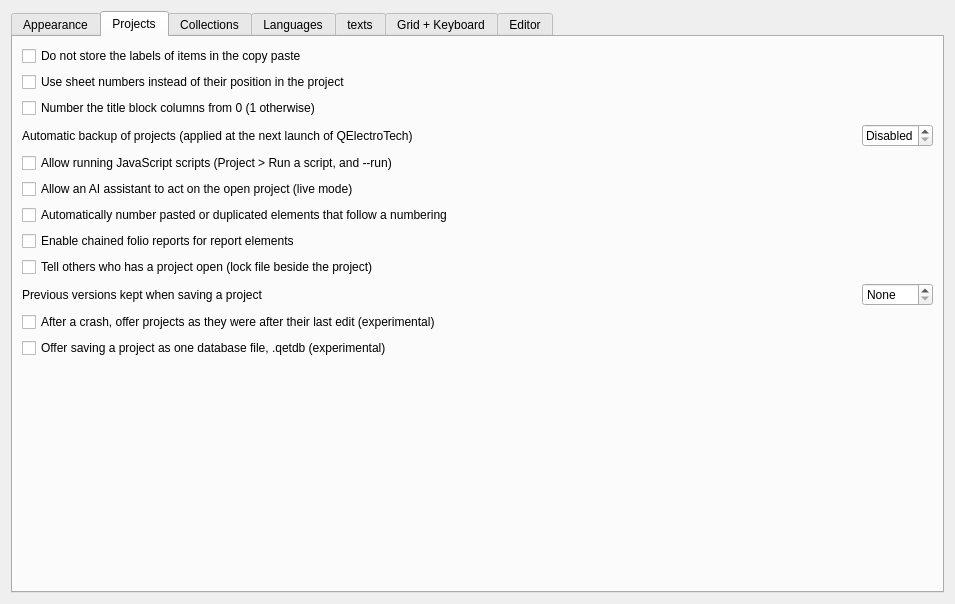
This is sources/ui/configpage/generalconfigurationpage.ui in qelectrotech/qelectrotech-source-mirror as Qt 5 draws it before an edit. The edited form follows.
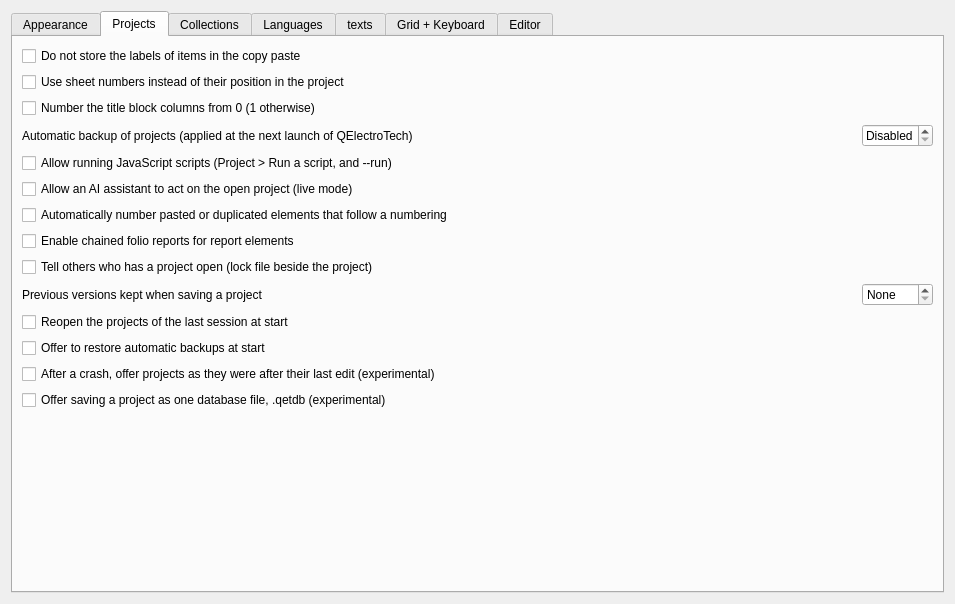
This is the edited form. The open tabs and pages were chosen to show the change. Custom widgets are drawn as their Qt base class.

Commit message: Projects of the last session reopened at start; the backup offer can be switched off

What changed in the file:
```diff
--- a/sources/ui/configpage/generalconfigurationpage.ui
+++ b/sources/ui/configpage/generalconfigurationpage.ui
@@ -480,6 +480,26 @@
         </widget>
        </item>
        <item row="10" column="0">
+        <widget class="QCheckBox" name="m_reopen_projects">
+         <property name="text">
+          <string>Reopen the projects of the last session at start</string>
+         </property>
+         <property name="toolTip">
+          <string>The projects open when QElectroTech was last left are opened again, unless it is started with a file to open.</string>
+         </property>
+        </widget>
+       </item>
+       <item row="11" column="0">
+        <widget class="QCheckBox" name="m_offer_backups">
+         <property name="text">
+          <string>Offer to restore automatic backups at start</string>
+         </property>
+         <property name="toolTip">
+          <string>After a crash, the automatic backups of the projects that were open are offered at the next start. Unticked, they are kept but not offered, until this is ticked again.</string>
+         </property>
+        </widget>
+       </item>
+       <item row="12" column="0">
         <widget class="QCheckBox" name="m_working_copy_recovery">
          <property name="text">
           <string>After a crash, offer projects as they were after their last edit (experimental)</string>
@@ -489,7 +509,7 @@
          </property>
         </widget>
        </item>
-       <item row="11" column="0">
+       <item row="13" column="0">
         <widget class="QCheckBox" name="m_qetdb_enabled">
          <property name="text">
           <string>Offer saving a project as one database file, .qetdb (experimental)</string>
@@ -499,7 +519,7 @@
          </property>
         </widget>
        </item>
-       <item row="12" column="0">
+       <item row="14" column="0">
         <spacer name="verticalSpacer_2">
          <property name="orientation">
           <enum>Qt::Vertical</enum>
```
Left out of the diff: 2 changed lines with no effect on the pictures. The commit also changes 6 other files.
